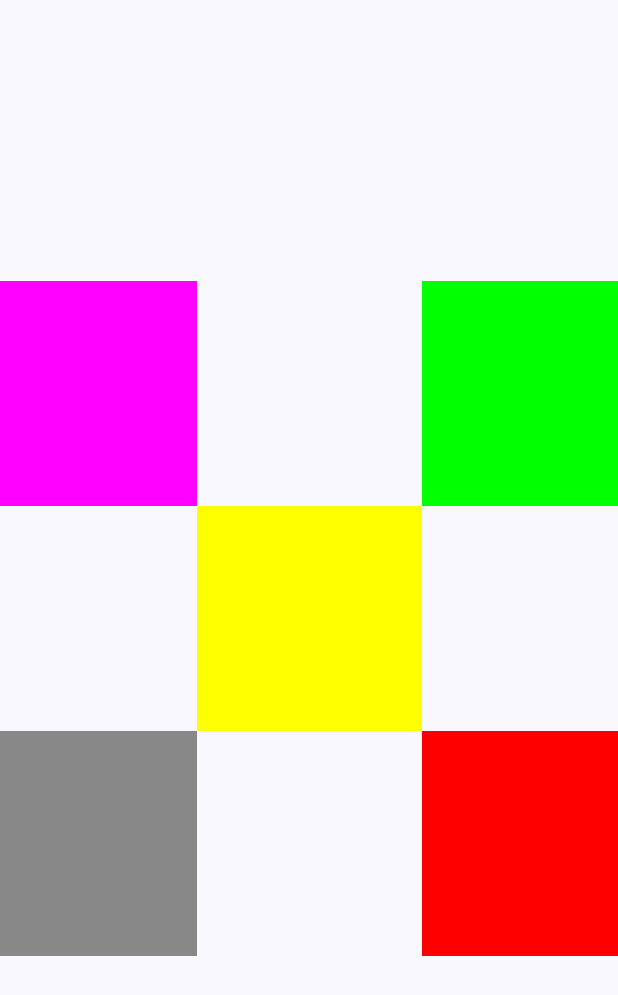
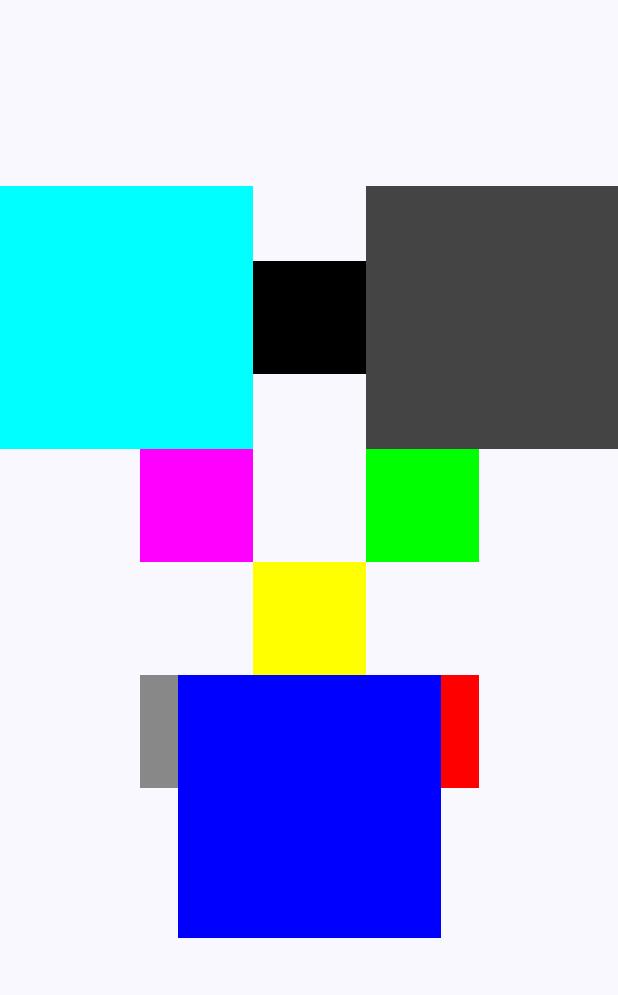
Before and after one commit to RafaelManzanoDev/JetpackComposeCursoMaterial3, an Android app built with Jetpack Compose: the screen it shows after launch (MainActivity), on a phone screen of 412 x 824 dp. Shown: the top 995 px of the screen. Run offline under Robolectric (Android 15) with nearby library versions, the phone set to English and light mode, and no system bars; our stand-ins replace constraintlayout-compose.

Commit message:
Seccion 2 - Ejercicio ConstraintLayout Básico

```diff
--- a/MyFirstComposeApp/app/src/main/java/es/rmanzanodev/myfirstcomposeapp/MainActivity.kt
+++ b/MyFirstComposeApp/app/src/main/java/es/rmanzanodev/myfirstcomposeapp/MainActivity.kt
@@ -15,6 +15,7 @@ import es.rmanzanodev.myfirstcomposeapp.component.layout.MyBox
 import es.rmanzanodev.myfirstcomposeapp.component.layout.MyColumn
 import es.rmanzanodev.myfirstcomposeapp.component.layout.MyComplexLayout
 import es.rmanzanodev.myfirstcomposeapp.component.layout.MyComplexLayoutExercise
+import es.rmanzanodev.myfirstcomposeapp.component.layout.MyConstraintLayoutExercise
 import es.rmanzanodev.myfirstcomposeapp.component.layout.MyRow
 import es.rmanzanodev.myfirstcomposeapp.component.layout.MySpacer
 import es.rmanzanodev.myfirstcomposeapp.login.Greeting
@@ -27,7 +28,7 @@ class MainActivity : ComponentActivity() {
         setContent {
             MyFirstComposeAppTheme {
                 Scaffold(modifier = Modifier.fillMaxSize()) { innerPadding ->
-                    MyBasicConstraintLayout(Modifier.padding(innerPadding))
+                    MyConstraintLayoutExercise(Modifier.padding(innerPadding))
                 }
             }
         }
--- /dev/null
+++ b/MyFirstComposeApp/app/src/main/java/es/rmanzanodev/myfirstcomposeapp/component/layout/MyConstraintLayoutExercise.kt
@@ -0,0 +1,99 @@
+package es.rmanzanodev.myfirstcomposeapp.component.layout
+
+import androidx.compose.foundation.background
+import androidx.compose.foundation.layout.Box
+import androidx.compose.foundation.layout.fillMaxSize
+import androidx.compose.foundation.layout.size
+import androidx.compose.runtime.Composable
+import androidx.compose.ui.Modifier
+import androidx.compose.ui.graphics.Color
+import androidx.compose.ui.unit.dp
+import androidx.constraintlayout.compose.ConstraintLayout
+
+@Composable
+fun MyConstraintLayoutExercise(modifier: Modifier) {
+    val sizeSmallBox = 75.dp
+    val sizeBigBox = 175.dp
+    ConstraintLayout(modifier = modifier.fillMaxSize()) {
+        val (boxRed, boxGreen, boxMagenta, boxGray, boxYellow, boxBlue, boxDarkGray, boxCyan, boxBlack) = createRefs()
+
+        Box(modifier = Modifier
+            .size(sizeBigBox)
+            .background(Color.Blue)
+            .constrainAs(boxBlue) {
+                top.linkTo(boxYellow.bottom)
+                start.linkTo(parent.start)
+                end.linkTo(parent.end)
+            })
+
+        Box(modifier = Modifier
+            .size(sizeSmallBox)
+            .background(Color.Yellow)
+            .constrainAs(boxYellow) {
+                bottom.linkTo(parent.bottom)
+                top.linkTo(parent.top)
+                end.linkTo(parent.end)
+                start.linkTo(parent.start)
+            })
+
+        Box(modifier = Modifier
+            .size(sizeSmallBox)
+            .background(Color.Gray)
+            .constrainAs(boxGray) {
+                end.linkTo(boxYellow.start)
+                top.linkTo(boxYellow.bottom)
+            })
+
+        Box(modifier = Modifier
+            .size(sizeSmallBox)
+            .background(Color.Red)
+            .constrainAs(boxRed) {
+                start.linkTo(boxYellow.end)
+                top.linkTo(boxYellow.bottom)
+            })
+
+        Box(
+            modifier = Modifier
+                .size(sizeSmallBox)
+                .background(Color.Magenta)
+                .constrainAs(boxMagenta) {
+                    end.linkTo(boxYellow.start)
+                    bottom.linkTo(boxYellow.top)
+                })
+
+        Box(modifier = Modifier
+            .size(sizeSmallBox)
+            .background(Color.Green)
+            .constrainAs(boxGreen) {
+                start.linkTo(boxYellow.end)
+                bottom.linkTo(boxYellow.top)
+            })
+
+        Box(modifier = Modifier
+            .size(sizeSmallBox)
+            .background(Color.Black)
+            .constrainAs(boxBlack) {
+                start.linkTo(boxCyan.end)
+                end.linkTo(boxDarkGray.start)
+                top.linkTo(boxCyan.top)
+                bottom.linkTo(boxCyan.bottom)
+            })
+
+        Box(modifier = Modifier
+            .size(sizeBigBox)
+            .background(Color.Cyan)
+            .constrainAs(boxCyan) {
+                bottom.linkTo(boxMagenta.top)
+                end.linkTo(boxMagenta.end)
+            })
+
+        Box(
+            modifier = Modifier
+                .size(sizeBigBox)
+                .background(Color.DarkGray)
+                .constrainAs(boxDarkGray) {
+                    bottom.linkTo(boxGreen.top)
+                    start.linkTo(boxGreen.start)
+                })
+    }
+}
```
